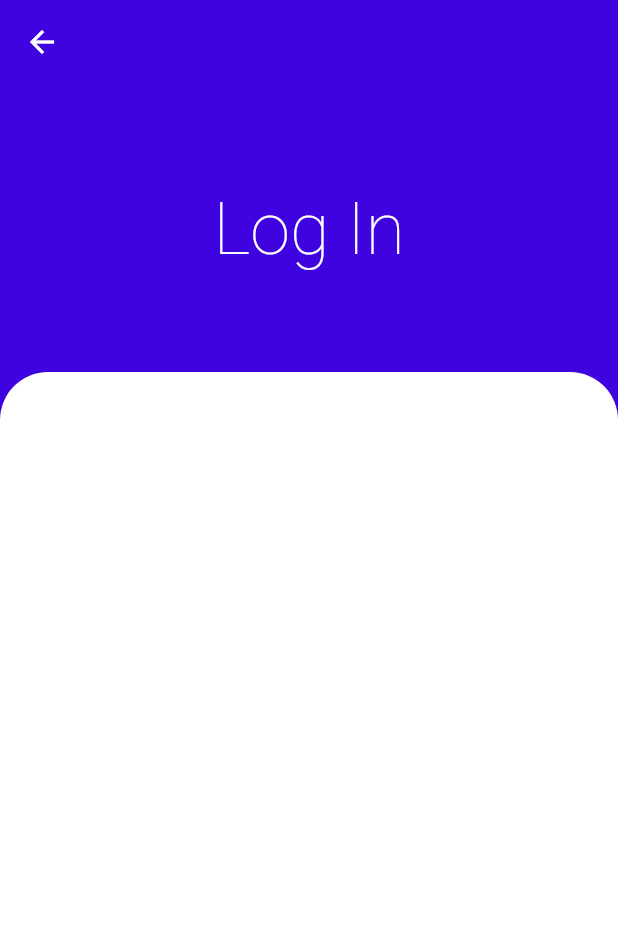
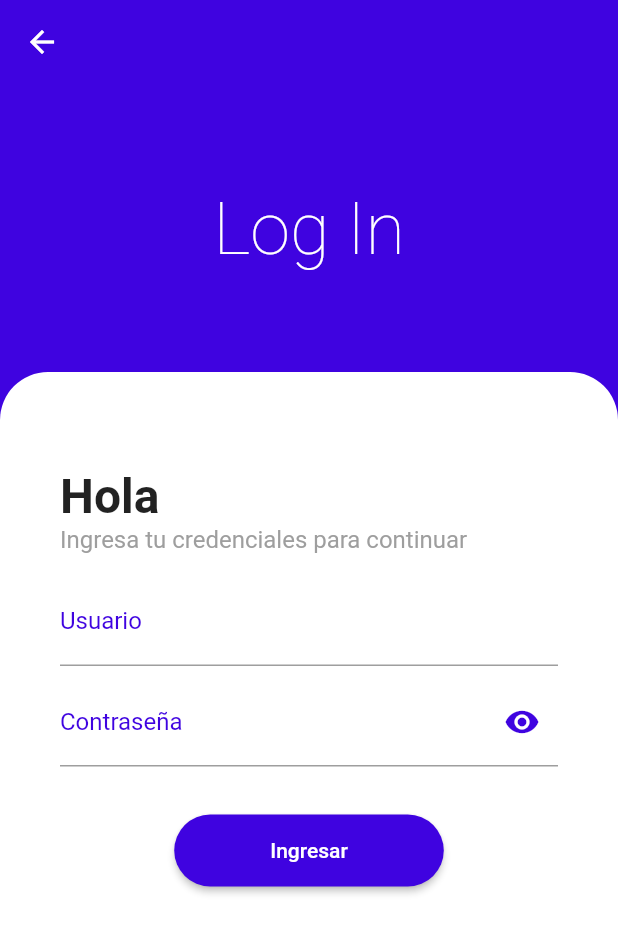
Before and after one commit to paulocrr/custom_login_app, a Flutter app: the screen it shows after launch, after a tap on "Ir a Login", on a phone screen of 412 x 824 dp. Shown: the top 933 px of the screen. Run offline on Flutter 3.47's test engine with Material 2 defaults, Android fonts, the phone set to English and light mode, and no system bars; our stand-ins replace carousel_slider; network calls fail.

Commit message:
feat: Se termino la pantalla de login

```diff
--- a/lib/pages/login_page.dart
+++ b/lib/pages/login_page.dart
@@ -1,6 +1,6 @@
+import 'package:custom_login_app/widgets/custom_button.dart';
+import 'package:custom_login_app/widgets/custom_text_form_field.dart';
 import 'package:flutter/material.dart';
-import 'package:flutter/src/widgets/framework.dart';
-import 'package:flutter/src/widgets/placeholder.dart';
 
 class LoginPage extends StatelessWidget {
   const LoginPage({super.key});
@@ -29,12 +29,57 @@ class LoginPage extends StatelessWidget {
           Expanded(
             flex: 3,
             child: Container(
+              padding: const EdgeInsets.symmetric(vertical: 64, horizontal: 40),
+              width: double.infinity,
               decoration: const BoxDecoration(
                 color: Colors.white,
                 borderRadius: BorderRadius.only(
                   topRight: Radius.circular(32),
                   topLeft: Radius.circular(32),
                 ),
+              ),
+              child: Column(
+                crossAxisAlignment: CrossAxisAlignment.start,
+                children: [
+                  const Text(
+                    'Hola',
+                    style: TextStyle(
+                      fontSize: 32,
+                      fontWeight: FontWeight.bold,
+                    ),
+                  ),
+                  const Text(
+                    'Ingresa tu credenciales para continuar',
+                    style: TextStyle(
+                      fontSize: 16,
+                      color: Colors.grey,
+                    ),
+                  ),
+                  const SizedBox(height: 16),
+                  Expanded(
+                    child: SingleChildScrollView(
+                      child: Form(
+                        child: Column(
+                          children: [
+                            const CustomTextFormField(
+                              label: 'Usuario',
+                            ),
+                            const SizedBox(height: 8),
+                            const CustomTextFormField(
+                              label: 'Contraseña',
+                              isPassword: true,
+                            ),
+                            const SizedBox(height: 32),
+                            CustomButton(
+                              text: 'Ingresar',
+                              onPressed: () {},
+                            )
+                          ],
+                        ),
+                      ),
+                    ),
+                  )
+                ],
               ),
             ),
           )
--- /dev/null
+++ b/lib/widgets/custom_text_form_field.dart
@@ -0,0 +1,62 @@
+import 'package:flutter/material.dart';
+
+class CustomTextFormField extends StatefulWidget {
+  final String label;
+  final bool isPassword;
+
+  const CustomTextFormField({
+    super.key,
+    required this.label,
+    this.isPassword = false,
+  });
+
+  @override
+  State<CustomTextFormField> createState() => _CustomTextFormFieldState();
+}
+
+class _CustomTextFormFieldState extends State<CustomTextFormField> {
+  late bool obscureText;
+  var passwordIcon = Icons.visibility;
+
+  @override
+  void initState() {
+    super.initState();
+    obscureText = widget.isPassword;
+  }
+
+  @override
+  Widget build(BuildContext context) {
+    return TextFormField(
+      obscureText: obscureText,
+      decoration: InputDecoration(
+        label: Text(widget.label),
+        labelStyle: const TextStyle(
+          color: Color(0xff3f03e0),
+        ),
+        focusedBorder: const UnderlineInputBorder(
+          borderSide: BorderSide(
+            color: Color(0xff3f03e0),
+          ),
+        ),
+        suffixIcon: widget.isPassword
+            ? IconButton(
+                icon: Icon(
+                  passwordIcon,
+                  color: const Color(0xff3f03e0),
+                ),
+                onPressed: () {
+                  setState(() {
+                    if (obscureText) {
+                      passwordIcon = Icons.visibility_off;
+                    } else {
+                      passwordIcon = Icons.visibility;
+                    }
+                    obscureText = !obscureText;
+                  });
+                },
+              )
+            : null,
+      ),
+    );
+  }
+}
```
